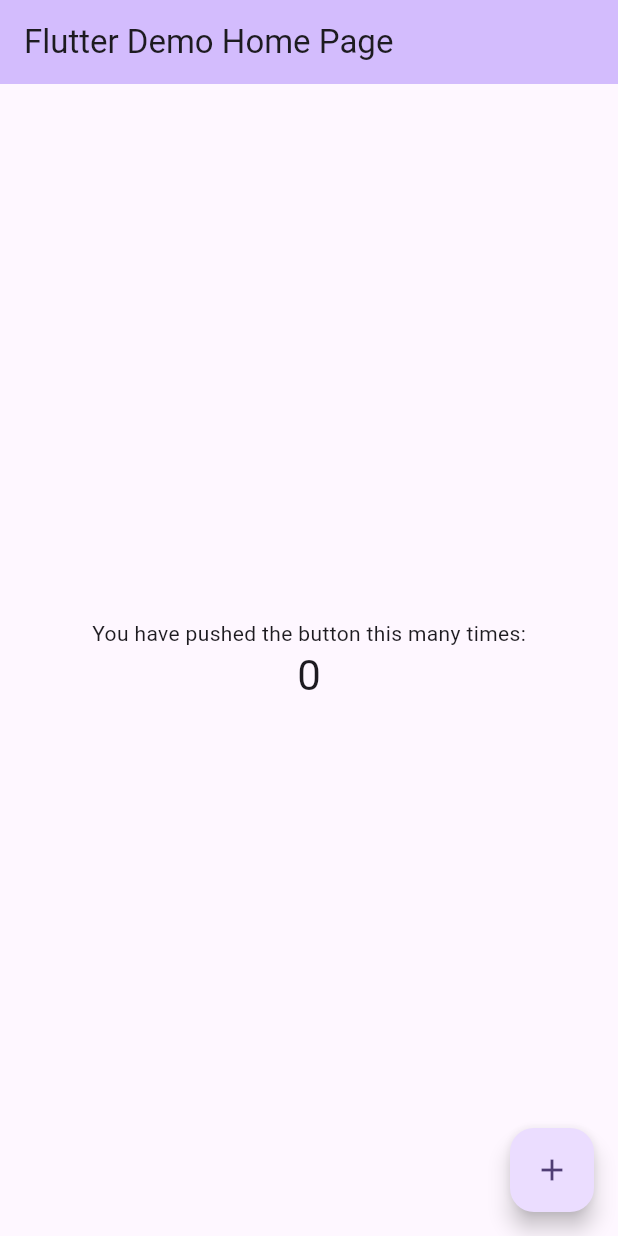
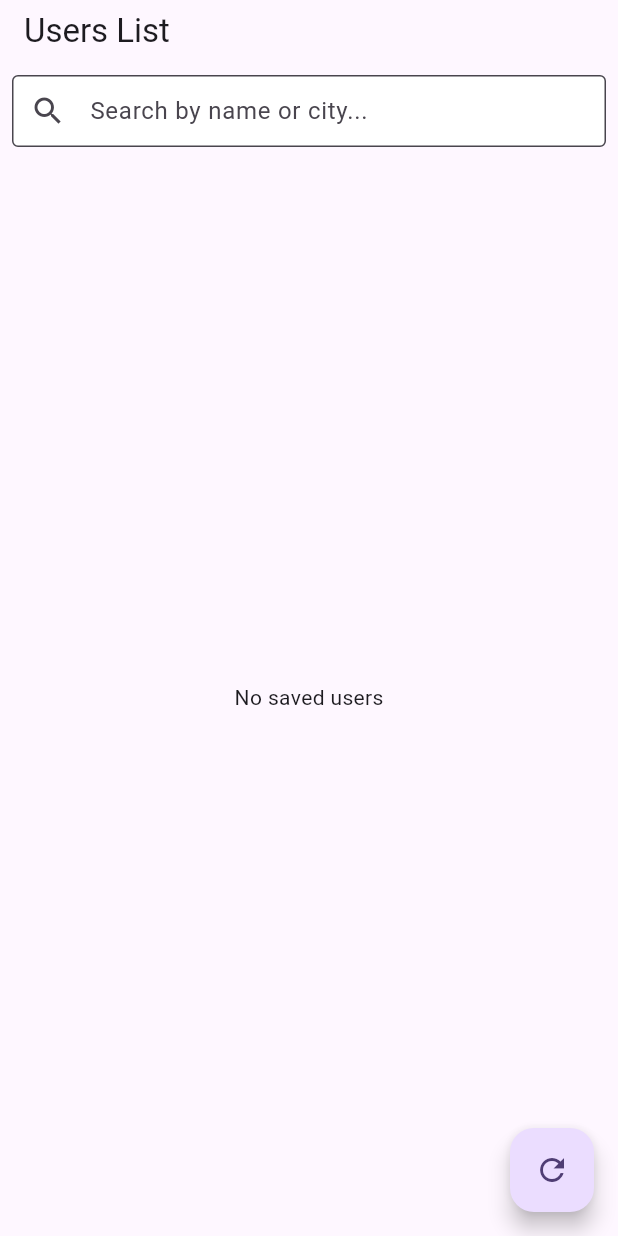
Before and after one commit to Fathir2001/Flutter_test, a Flutter app: the screen it shows after launch, on a phone screen of 412 x 824 dp. Run offline on Flutter 3.47's test engine with Material 3 defaults, Android fonts, the phone set to English and light mode, and no system bars; our stand-ins replace sqflite; accounts and stored records are empty.

Commit message:
Add user management features with API integration and local database support

```diff
--- /dev/null
+++ b/Front-End/lib/database/database_helper.dart
@@ -0,0 +1,68 @@
+import 'package:sqflite/sqflite.dart';
+import 'package:path/path.dart';
+import '../models/user_model.dart';
+
+class DatabaseHelper {
+  static Database? _database;
+
+  Future<Database> get database async {
+    if (_database != null) return _database!;
+    _database = await initDB();
+    return _database!;
+  }
+
+  Future<Database> initDB() async {
+    String path = join(await getDatabasesPath(), 'users.db');
+    return await openDatabase(
+      path,
+      version: 1,
+      onCreate: (db, version) async {
+        await db.execute('''
+          CREATE TABLE users(
+            id INTEGER PRIMARY KEY AUTOINCREMENT,
+            fullName TEXT,
+            city TEXT,
+            email TEXT,
+            phone TEXT,
+            profileImage TEXT
+          )
+        ''');
+      },
+    );
+  }
+
+  Future<void> insertUser(UserModel user) async {
+    final db = await database;
+    int result = await db.insert(
+      'users',
+      user.toMap(),
+      conflictAlgorithm: ConflictAlgorithm.ignore, // Prevents duplicate inserts
+    );
+
+    print("User Inserted: ${user.fullName}, Insert Result: $result");
+  }
+
+  Future<List<UserModel>> getUsers() async {
+    final db = await database;
+    final List<Map<String, dynamic>> maps = await db.query('users');
+
+    print("Fetched Users from DB: $maps"); // Debug log
+
+    return List.generate(maps.length, (i) {
+      return UserModel(
+        fullName: maps[i]['fullName'],
+        city: maps[i]['city'],
+        email: maps[i]['email'],
+        phone: maps[i]['phone'],
+        profileImage: maps[i]['profileImage'],
+      );
+    });
+  }
+
+  Future<void> clearDatabase() async {
+  final db = await database;
+  await db.delete('users');
+  print("Database Cleared");
+}
+
+}
--- a/Front-End/lib/main.dart
+++ b/Front-End/lib/main.dart
@@ -1,4 +1,5 @@
 import 'package:flutter/material.dart';
+import 'pages/home_screen.dart';
 
 void main() {
   runApp(const MyApp());
@@ -11,7 +12,7 @@ class MyApp extends StatelessWidget {
   @override
   Widget build(BuildContext context) {
     return MaterialApp(
-      title: 'Flutter Demo',
+      title: 'Users App',
       theme: ThemeData(
         // This is the theme of your application.
         //
@@ -31,7 +32,7 @@ class MyApp extends StatelessWidget {
         colorScheme: ColorScheme.fromSeed(seedColor: Colors.deepPurple),
         useMaterial3: true,
       ),
-      home: const MyHomePage(title: 'Flutter Demo Home Page'),
+      home: HomeScreen(),
     );
   }
 }
--- /dev/null
+++ b/Front-End/lib/models/user_model.dart
@@ -0,0 +1,35 @@
+class UserModel {
+  final String fullName;
+  final String city;
+  final String email;
+  final String phone;
+  final String profileImage;
+
+  UserModel({
+    required this.fullName,
+    required this.city,
+    required this.email,
+    required this.phone,
+    required this.profileImage,
+  });
+
+  factory UserModel.fromJson(Map<String, dynamic> json) {
+    return UserModel(
+      fullName: "${json['name']['first']} ${json['name']['last']}",
+      city: json['location']['city'],
+      email: json['email'],
+      phone: json['phone'],
+      profileImage: json['picture']['large'],
+    );
+  }
+
+  Map<String, dynamic> toMap() {
+    return {
+      'fullName': fullName,
+      'city': city,
+      'email': email,
+      'phone': phone,
+      'profileImage': profileImage,
+    };
+  }
+}
--- /dev/null
+++ b/Front-End/lib/pages/home_screen.dart
@@ -0,0 +1,108 @@
+import 'package:flutter/material.dart';
+import '../models/user_model.dart';
+import '../services/api_service.dart';
+import '../database/database_helper.dart';
+
+class HomeScreen extends StatefulWidget {
+  @override
+  _HomeScreenState createState() => _HomeScreenState();
+}
+
+class _HomeScreenState extends State<HomeScreen> {
+  List<UserModel> users = [];
+  List<UserModel> savedUsers = [];
+  final dbHelper = DatabaseHelper();
+  TextEditingController searchController = TextEditingController();
+
+  void searchUsers(String query) async {
+    final allUsers = await dbHelper.getUsers();
+    final filteredUsers = allUsers
+        .where((user) =>
+            user.fullName.toLowerCase().contains(query.toLowerCase()) ||
+            user.city.toLowerCase().contains(query.toLowerCase()))
+        .toList();
+    setState(() {
+      users = filteredUsers;
+    });
+  }
+
+  @override
+  void initState() {
+    super.initState();
+    Future.delayed(Duration.zero, () => fetchSavedUsers());
+  }
+
+  @override
+  void dispose() {
+    searchController.dispose();
+    super.dispose();
+  }
+
+  Future<void> fetchSavedUsers() async {
+    final users = await dbHelper.getUsers(); // Fetch saved users
+    setState(() {
+      savedUsers = users;
+    });
+
+    print("Saved Users Count: ${savedUsers.length}"); // Debug log
+  }
+
+  Future<void> fetchNewUser() async {
+  final newUser = await ApiService.fetchUser(); // Fetch new user
+  if (newUser != null) {
+    await dbHelper.insertUser(newUser);
+    fetchSavedUsers(); // Refresh UI
+  } else {
+    print("No user fetched from API");
+  }
+}
+
+
+  @override
+  Widget build(BuildContext context) {
+    return Scaffold(
+      appBar: AppBar(
+        title: Text("Users List"),
+        bottom: PreferredSize(
+          preferredSize: Size.fromHeight(50),
+          child: Padding(
+            padding: const EdgeInsets.all(8.0),
+            child: TextField(
+              controller: searchController,
+              decoration: InputDecoration(
+                hintText: "Search by name or city...",
+                border: OutlineInputBorder(),
+                filled: true,
+                fillColor: Colors.white,
+                prefixIcon: Icon(Icons.search),
+                contentPadding:
+                    EdgeInsets.symmetric(horizontal: 16, vertical: 8),
+              ),
+              onChanged: searchUsers,
+            ),
+          ),
+        ),
+      ),
+      floatingActionButton: FloatingActionButton(
+        onPressed: fetchNewUser,
+        child: Icon(Icons.refresh),
+      ),
+      body: users.isEmpty
+          ? Center(child: Text("No saved users"))
+          : ListView.builder(
+              itemCount: users.length,
+              itemBuilder: (context, index) {
+                final user = users[index];
+                return ListTile(
+                  leading: CircleAvatar(
+                    backgroundImage: NetworkImage(user.profileImage),
+                  ),
+                  title: Text(user.fullName),
+                  subtitle: Text(user.city),
+                  trailing: Text(user.phone),
+                );
+              },
+            ),
+    );
+  }
+}
--- a/Front-End/pubspec.yaml
+++ b/Front-End/pubspec.yaml
@@ -34,6 +34,10 @@ dependencies:
   # The following adds the Cupertino Icons font to your application.
   # Use with the CupertinoIcons class for iOS style icons.
   cupertino_icons: ^1.0.8
+  http: ^1.3.0
+  sqflite: ^2.4.1
+  path_provider: ^2.1.5
+  provider: ^6.1.2
 
 dev_dependencies:
   flutter_test:
```
Also changed, not shown: Front-End/lib/services/api_service.dart (added, +22 -0 lines), Front-End/pubspec.lock, 1 other file.
